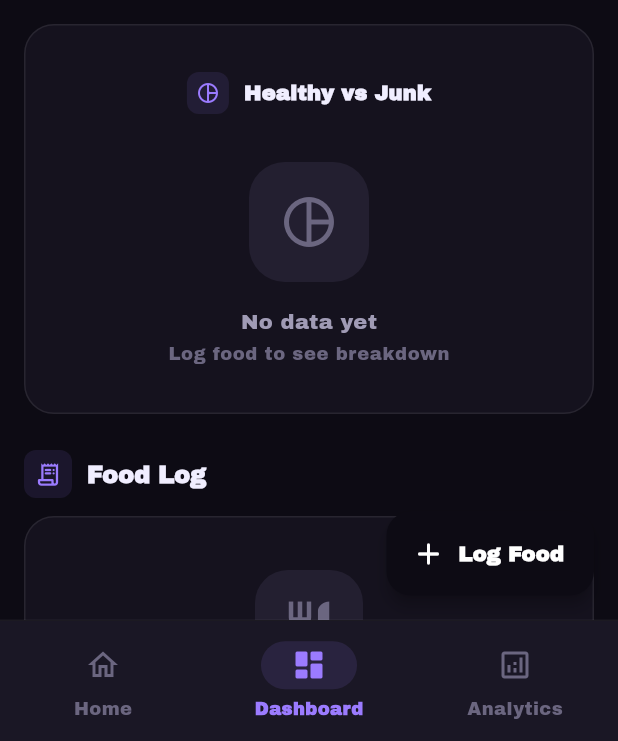
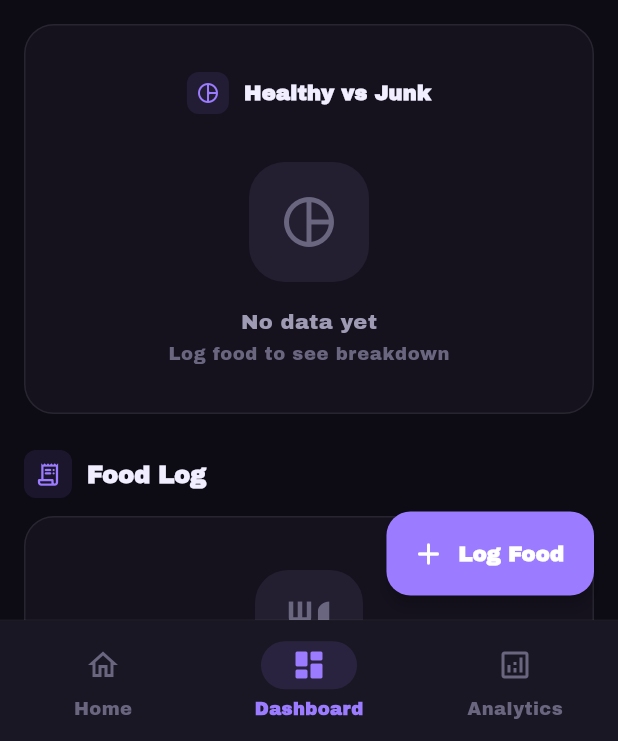
Before and after one commit to heinhtet-zaw12/BiteBalance, a Flutter app: the DashboardPage screen opened by its route, on a phone screen of 412 x 824 dp, the part 495-1236 px from its top. Run offline on Flutter 3.47's test engine with Material 3 defaults, Android fonts, the phone set to English and light mode, and no system bars; our stand-ins replace cross_file, fl_chart, flutter_dotenv, flutter_riverpod, fpdart, go_router and 7 more; accounts and stored records are empty.

Commit message:
fix: Dashboard plus button invisible due to wrong color
FloatingActionButton on Dashboard had backgroundColor:
AppTheme.background (same as scaffold) making it invisible.
Changed to AppTheme.primary so it's clearly visible.

Closes #1

Co-Authored-By: Claude <noreply@anthropic.com>

```diff
--- a/lib/features/dashboard/presentation/pages/dashboard_page.dart
+++ b/lib/features/dashboard/presentation/pages/dashboard_page.dart
@@ -102,7 +102,7 @@ class _DashboardPageState extends ConsumerState<DashboardPage>
         },
         icon: const Icon(Icons.add_rounded),
         label: const Text('Log Food'),
-        backgroundColor:  AppTheme.background,
+        backgroundColor:  AppTheme.primary,
       ),
       body: summaryState.when(
         loading: () => const DashboardShimmer(),
```
